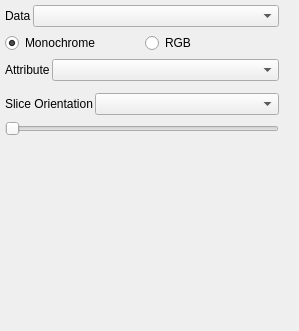
This is glue/qt/ui/imagewidget.ui in glue-viz/glue as Qt 5 draws it before an edit. The edited form follows.
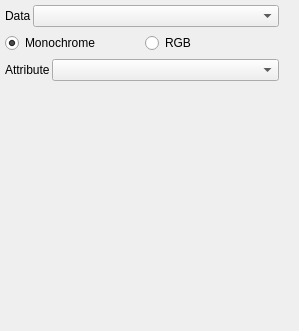
This is the edited form. Custom widgets are drawn as their Qt base class.

Commit message: Support for ND images

```diff
--- a/glue/qt/ui/imagewidget.ui
+++ b/glue/qt/ui/imagewidget.ui
@@ -145,59 +145,7 @@
        </widget>
       </item>
       <item>
-       <layout class="QHBoxLayout" name="horizontalLayout_3">
-        <property name="spacing">
-         <number>2</number>
-        </property>
-        <item>
-         <widget class="QLabel" name="orientationLabel">
-          <property name="enabled">
-           <bool>true</bool>
-          </property>
-          <property name="text">
-           <string>Slice Orientation</string>
-          </property>
-         </widget>
-        </item>
-        <item>
-         <widget class="GlueComboBox" name="sliceComboBox">
-          <property name="sizePolicy">
-           <sizepolicy hsizetype="Expanding" vsizetype="Fixed">
-            <horstretch>0</horstretch>
-            <verstretch>0</verstretch>
-           </sizepolicy>
-          </property>
-          <property name="toolTip">
-           <string>Set how to slice 3D cubes</string>
-          </property>
-         </widget>
-        </item>
-       </layout>
-      </item>
-      <item>
-       <widget class="QSlider" name="imageSlider">
-        <property name="enabled">
-         <bool>true</bool>
-        </property>
-        <property name="toolTip">
-         <string>Adjust the position of the slice plane</string>
-        </property>
-        <property name="orientation">
-         <enum>Qt::Horizontal</enum>
-        </property>
-        <property name="invertedAppearance">
-         <bool>false</bool>
-        </property>
-        <property name="invertedControls">
-         <bool>true</bool>
-        </property>
-        <property name="tickPosition">
-         <enum>QSlider::NoTicks</enum>
-        </property>
-        <property name="tickInterval">
-         <number>0</number>
-        </property>
-       </widget>
+       <layout class="QVBoxLayout" name="slice_layout"/>
       </item>
       <item>
        <spacer name="verticalSpacer">
```
The commit also changes 16 other files.
